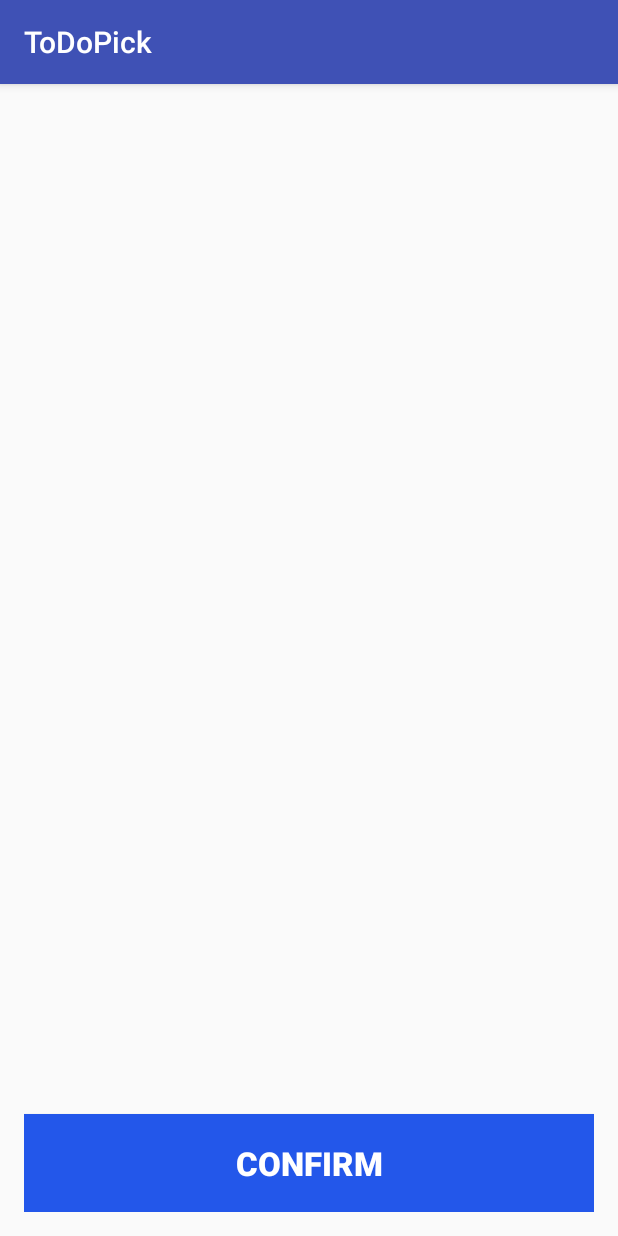
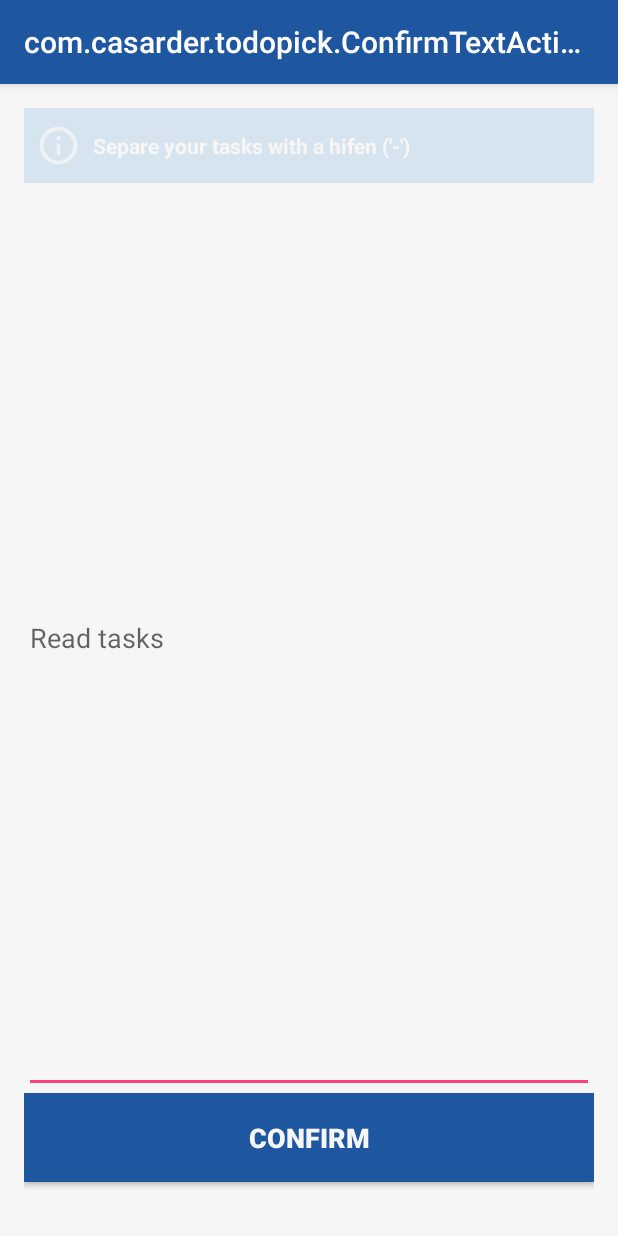
Before and after one commit to makeorbreak-io/boardij, an Android app: the ConfirmTextActivity screen opened directly, with no data from a screen before it, on a phone screen of 412 x 824 dp. Run offline under Robolectric (Android 15) with nearby library versions, the phone set to English and light mode, and no system bars.

Commit message:
SRC : NA design almost done

```diff
--- a/todopic/app/build.gradle
+++ b/todopic/app/build.gradle
@@ -32,6 +32,7 @@ dependencies {
     implementation 'com.android.support:support-v4:26.1.0'
     implementation 'com.squareup.retrofit2:retrofit:2.3.0'
     implementation 'com.squareup.retrofit2:converter-gson:2.3.0'
+    implementation 'com.android.support:cardview-v7:26.1.0'
     testImplementation 'junit:junit:4.12'
     androidTestImplementation 'com.android.support.test:runner:1.0.1'
     androidTestImplementation 'com.android.support.test.espresso:espresso-core:3.0.1'
--- a/todopic/app/src/main/java/com/casarder/todopick/ConfirmTextActivity.kt
+++ b/todopic/app/src/main/java/com/casarder/todopick/ConfirmTextActivity.kt
@@ -3,9 +3,8 @@ package com.casarder.todopick
 import android.content.Intent
 import android.os.Bundle
 import android.support.v7.app.AppCompatActivity
-import android.widget.Button
-import android.widget.EditText
 import com.casarder.todopick.utils.ScanResultParser
+import kotlinx.android.synthetic.main.activity_confirm_text.*
 
 class ConfirmTextActivity : AppCompatActivity() {
 
@@ -13,15 +12,13 @@ class ConfirmTextActivity : AppCompatActivity() {
         super.onCreate(savedInstanceState)
         setContentView(R.layout.activity_confirm_text)
 
-        val result:String = intent.getStringExtra("result")
+        if (intent.hasExtra("result")) {
+            val result: String = intent.getStringExtra("result")
+            result_edit_text.setText(ScanResultParser.addNewTaskChar(result))
+        }
 
-        val edit = findViewById<EditText>(R.id.result_edit_text)
-        edit.setText(ScanResultParser.addNewTaskChar(result))
-
-        val confirmBtn = findViewById<Button>(R.id.confirm_result_button)
-
-        confirmBtn.setOnClickListener {
-            val tasks = ScanResultParser.divideTasks(edit.text.toString())
+        confirm_result_button.setOnClickListener {
+            val tasks = ScanResultParser.divideTasks(result_edit_text.text.toString())
 
             val intent = Intent(applicationContext, TrelloChoiceBoardActivity::class.java)
             intent.putStringArrayListExtra("tasks", ArrayList(tasks))
--- a/todopic/app/src/main/res/layout/activity_confirm_text.xml
+++ b/todopic/app/src/main/res/layout/activity_confirm_text.xml
@@ -5,23 +5,58 @@
     android:layout_width="match_parent"
     android:layout_height="match_parent"
     tools:context="com.casarder.todopick.ConfirmTextActivity"
-    android:padding="16dp">
+    android:padding="16dp"
+    android:background="@color/colorPrimaryBackground">
+
+    <LinearLayout
+        android:id="@+id/explanation"
+        android:layout_width="match_parent"
+        android:layout_height="wrap_content"
+        android:orientation="horizontal"
+        android:background="@color/colorPrimaryLight">
+
+        <ImageView
+            android:layout_width="30dp"
+            android:layout_height="30dp"
+            android:src="@drawable/ic_info"
+            android:layout_marginTop="10dp"
+            android:layout_marginBottom="10dp"
+            android:layout_gravity="center"
+            android:layout_marginStart="8dp"
+            android:tint="@color/colorPrimaryBackground"
+            />
+
+        <TextView
+            android:layout_width="match_parent"
+            android:layout_height="wrap_content"
+            android:gravity="top"
+            android:text="Separe your tasks with a hifen ('-') "
+            android:layout_gravity="center_vertical"
+            android:textStyle="bold"
+            android:textColor="@color/colorPrimaryBackground"
+            android:layout_marginStart="8dp"/>
+
+    </LinearLayout>
+
 
     <EditText
         android:id="@+id/result_edit_text"
         android:layout_width="match_parent"
         android:layout_height="match_parent"
-        android:gravity="top" />
+        android:layout_below="@+id/explanation"
+        android:hint="Read tasks"
+        android:layout_above="@+id/confirm_result_button"/>
 
     <Button
         android:id="@+id/confirm_result_button"
         android:layout_width="match_parent"
-        android:layout_height="65dp"
+        android:layout_height="59dp"
+        android:layout_alignParentBottom="true"
+        android:layout_marginBottom="20dp"
+        android:background="@color/colorPrimary"
         android:text="Confirm"
-        android:background="#2357ea"
-        android:textSize="22dp"
-        android:textStyle="bold"
-        android:textColor="#FFFFFF"
-        android:layout_alignParentBottom="true"/>
+        android:textColor="@color/colorPrimaryBackground"
+        android:textSize="18dp"
+        android:textStyle="bold" />
 
 </RelativeLayout>
--- a/todopic/app/src/main/res/layout/activity_trello_choice_board.xml
+++ b/todopic/app/src/main/res/layout/activity_trello_choice_board.xml
@@ -4,7 +4,8 @@
     xmlns:tools="http://schemas.android.com/tools"
     android:layout_width="match_parent"
     android:layout_height="match_parent"
-    tools:context=".TrelloChoiceBoardActivity">
+    tools:context=".TrelloChoiceBoardActivity"
+    android:background="@color/colorPrimaryBackground">
 
     <android.support.v7.widget.RecyclerView
         android:id="@+id/board_list_recyclerview"
--- a/todopic/app/src/main/res/layout/dialog_lists.xml
+++ b/todopic/app/src/main/res/layout/dialog_lists.xml
@@ -1,7 +1,8 @@
 <?xml version="1.0" encoding="utf-8"?>
 <LinearLayout
     xmlns:android="http://schemas.android.com/apk/res/android" android:layout_width="match_parent"
-    android:layout_height="match_parent">
+    android:layout_height="match_parent"
+    android:background="@color/colorPrimaryBackground">
 
     <android.support.v7.widget.RecyclerView
         android:id="@+id/recycler_lists"
--- a/todopic/app/src/main/res/layout/single_list_dialog.xml
+++ b/todopic/app/src/main/res/layout/single_list_dialog.xml
@@ -2,7 +2,8 @@
 <LinearLayout xmlns:android="http://schemas.android.com/apk/res/android"
     android:layout_width="match_parent"
     android:layout_height="match_parent"
-    xmlns:tools="http://schemas.android.com/tools">
+    xmlns:tools="http://schemas.android.com/tools"
+    android:background="@color/colorPrimaryBackground">
 
     <TextView
         android:id="@+id/list_name"
--- a/todopic/app/src/main/res/layout/trello_button_board_layout.xml
+++ b/todopic/app/src/main/res/layout/trello_button_board_layout.xml
@@ -7,7 +7,7 @@
     android:layout_height="80dp"
     android:gravity="center_vertical"
     android:orientation="horizontal"
-    android:background="#2357ea"
+    android:background="@color/colorPrimary"
     android:padding="2dp"
     android:clickable="true">
 
@@ -19,7 +19,7 @@
         android:text="Board: "
         android:textSize="22dp"
         android:textStyle="bold"
-        android:textColor="#FFFFFF"/>
+        android:textColor="@color/colorPrimaryBackground"/>
 
     <TextView
         android:id="@+id/descriptionBoard"
@@ -30,6 +30,6 @@
         android:textSize="15dp"
         android:layout_marginTop="2dp"
         android:layout_below="@id/nameBoard"
-        android:textColor="#FFFFFF"/>
+        android:textColor="@color/colorPrimaryBackground"/>
 
 </RelativeLayout>
--- a/todopic/app/src/main/res/values/colors.xml
+++ b/todopic/app/src/main/res/values/colors.xml
@@ -1,7 +1,11 @@
 <?xml version="1.0" encoding="utf-8"?>
 <resources>
-    <color name="colorPrimary">#3F51B5</color>
-    <color name="colorPrimaryDark">#303F9F</color>
+
+    <color name="colorPrimary">#1E56A0</color>
+    <color name="colorPrimaryDark">#163172</color>
+    <color name="colorPrimaryLight">#D6E4F0</color>
+    <color name="colorPrimaryBackground">#F6F6F6</color>
+
     <color name="colorAccent">#FF4081</color>
 
     <color name="black_overlay">#66000000</color>
```
Also changed, not shown: todopic/app/src/main/AndroidManifest.xml (+7 -9 lines), todopic/app/src/main/java/com/casarder/todopick/FullscreenActivity.kt (+28 -8 lines), todopic/app/src/main/res/anim/mytransaction.xml (added, +8 -0 lines), todopic/app/src/main/res/layout/activity_fullscreen.xml (+6 -2 lines), todopic/app/src/main/res/drawable-hdpi/ic_info.png (added), todopic/app/src/main/res/drawable-hdpi/ic_list.png (added), todopic/app/src/main/res/drawable-mdpi/ic_info.png (added), todopic/app/src/main/res/drawable-mdpi/ic_list.png (added), todopic/app/src/main/res/drawable-xhdpi/ic_info.png (added), todopic/app/src/main/res/drawable-xhdpi/ic_list.png (added), todopic/app/src/main/res/drawable-xxhdpi/ic_info.png (added), todopic/app/src/main/res/drawable-xxhdpi/ic_list.png (added).
